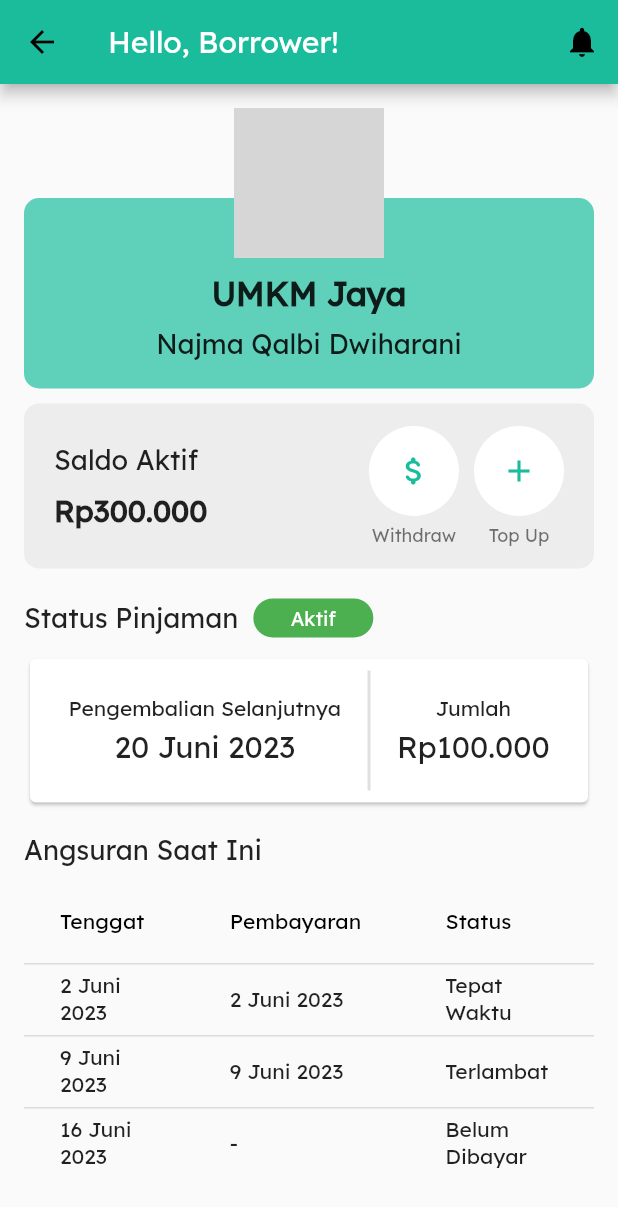
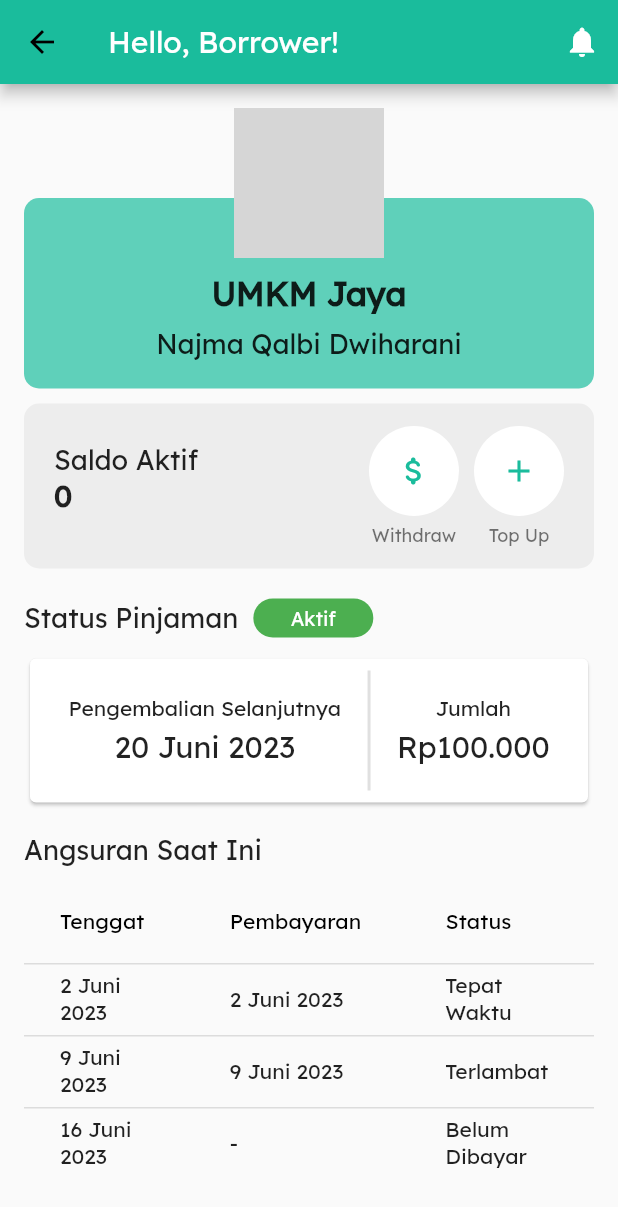
Before and after one commit to najmharani/P2P-Lending-UMKM-Kelompok-4-Pemrograman-Visual, a Flutter app: the HomeBorrower screen opened directly, on a phone screen of 412 x 824 dp. Shown: the top 1207 px of the screen. Run offline on Flutter 3.47's test engine with Material 2 defaults, Android fonts, the phone set to English and light mode, and no system bars; our stand-ins replace flutter_bloc, shared_preferences; accounts and stored records are empty; grey boxes are pictures that could not be loaded.

Commit message:
sedikit borrower

```diff
--- a/lib/borrower/pages/home_borrower.dart
+++ b/lib/borrower/pages/home_borrower.dart
@@ -1,6 +1,10 @@
 import 'dart:ui';
 import 'package:flutter/material.dart';
 import 'package:p2plending_umkm/colors.dart';
+import 'package:p2plending_umkm/models/User.model.dart';
+import 'package:p2plending_umkm/models/Umkm.model.dart';
+import 'package:p2plending_umkm/models/PemilikUmkm.model.dart';
+import 'package:flutter_bloc/flutter_bloc.dart';
 import 'package:p2plending_umkm/borrower/pages/fitur_topup/withdraw.dart';
 import 'package:p2plending_umkm/borrower/pages/fitur_topup/topup.dart';
 
@@ -9,11 +13,15 @@ class HomeBorrower extends StatelessWidget {
   Widget build(BuildContext context) {
     return Scaffold(
       appBar: AppBar(
-        title: Text('Hello, Borrower!',style: TextStyle(
-                  color: Colors.white,
-                ),),
+        title: Text(
+          'Hello, Borrower!',
+          style: TextStyle(
+            color: Colors.white,
+          ),
+        ),
         actions: [
           IconButton(
+            color: Colors.white,
             icon: Icon(Icons.notifications),
             onPressed: () {
               // Aksi saat tombol notifikasi ditekan
@@ -99,14 +107,20 @@ class HomeBorrower extends StatelessWidget {
                             fontSize: 18,
                           ),
                         ),
+                        BlocBuilder<UserCubit, User>(builder: (
+                          context,
+                          model,
+                        ) {
+                          context.read<UserCubit>().fetchData();
+                          return Text(
+                            '${model.saldo.toString()}',
+                            style: TextStyle(
+                              fontSize: 20,
+                              fontWeight: FontWeight.bold,
+                            ),
+                          );
+                        }),
                         SizedBox(height: 10),
-                        Text(
-                          'Rp300.000',
-                          style: TextStyle(
-                            fontSize: 20,
-                            fontWeight: FontWeight.bold,
-                          ),
-                        ),
                       ],
                     ),
                     Row(
--- a/lib/landing_page/pages/form_investor.dart
+++ b/lib/landing_page/pages/form_investor.dart
@@ -1,5 +1,4 @@
 import 'package:flutter/material.dart';
-import 'package:p2plending_umkm/borrower/pages/fitur_pinjaman/form_pengajuan_pinjaman.dart';
 import 'package:p2plending_umkm/colors.dart';
 import 'package:http/http.dart' as http;
 import 'dart:convert';
```
Also changed, not shown: 1 other file.
